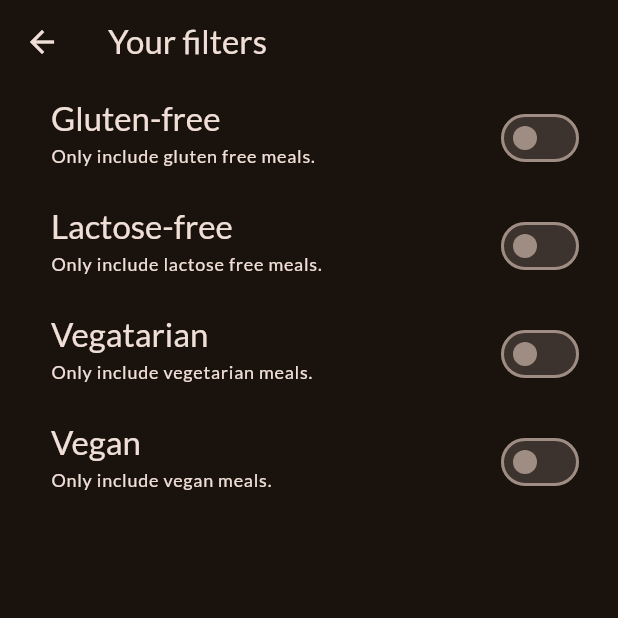
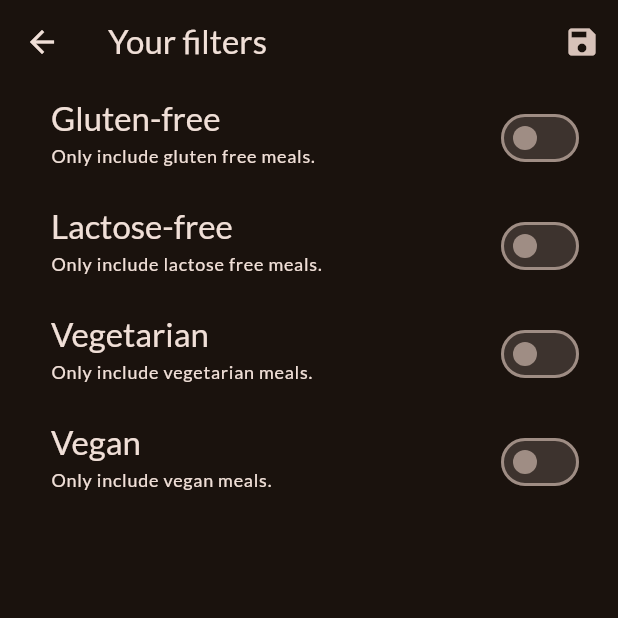
Before and after one commit to shefattonmoy/meals-app, a Flutter app: the FiltersScreen screen opened directly, on a phone screen of 412 x 824 dp, the top half of it. Run offline on Flutter 3.47's test engine with Material 3 defaults, Android fonts, the phone set to English and light mode, and no system bars; our stand-ins replace google_fonts, transparent_image.

Commit message:
some minor fixes done

```diff
--- a/lib/screens/filters.dart
+++ b/lib/screens/filters.dart
@@ -1,4 +1,6 @@
 import 'package:flutter/material.dart';
+
+enum Filter { glutenFree, lactoseFree, vegetarian, vegan }
 
 class FiltersScreen extends StatefulWidget {
   const FiltersScreen({super.key});
@@ -10,20 +12,42 @@ class FiltersScreen extends StatefulWidget {
 }
 
 class _FiltersScreenState extends State<FiltersScreen> {
-
   var _glutenFreeFilterState = false;
-
   var _lactoseFreeFilterState = false;
-
   var _vegetarianFilterState = false;
-
   var _veganFilterState = false;
 
   @override
   Widget build(BuildContext context) {
     return Scaffold(
-      appBar: AppBar(title: const Text('Your filters')),
-      body: Column(
+      appBar: AppBar(
+        title: const Text('Your filters'),
+        actions: [
+          IconButton(
+            icon: const Icon(Icons.save),
+            onPressed: () {
+              Navigator.of(context).pop({
+                Filter.glutenFree: _glutenFreeFilterState,
+                Filter.lactoseFree: _lactoseFreeFilterState,
+                Filter.vegetarian: _vegetarianFilterState,
+                Filter.vegan: _veganFilterState,
+              });
+            },
+          ),
+        ],
+      ),
+      body: PopScope(
+        onPopInvokedWithResult: (bool didPop, Object? result) {
+          if (didPop) {
+            Navigator.of(context).pop({
+              Filter.glutenFree: _glutenFreeFilterState,
+              Filter.lactoseFree: _lactoseFreeFilterState,
+              Filter.vegetarian: _vegetarianFilterState,
+              Filter.vegan: _veganFilterState,
+            });
+          }
+        },
+        child: Column(
           children: [
             SwitchListTile(
               value: _glutenFreeFilterState,
@@ -47,7 +71,6 @@ class _FiltersScreenState extends State<FiltersScreen> {
               activeThumbColor: Theme.of(context).colorScheme.tertiary,
               contentPadding: const EdgeInsets.only(left: 34, right: 22),
             ),
-
 
             SwitchListTile(
               value: _lactoseFreeFilterState,
@@ -80,7 +103,7 @@ class _FiltersScreenState extends State<FiltersScreen> {
                 });
               },
               title: Text(
-              'Vegatarian',
+                'Vegetarian',
                 style: Theme.of(context).textTheme.titleLarge!.copyWith(
                   color: Theme.of(context).colorScheme.onSurface,
                 ),
@@ -117,8 +140,8 @@ class _FiltersScreenState extends State<FiltersScreen> {
               activeThumbColor: Theme.of(context).colorScheme.tertiary,
               contentPadding: const EdgeInsets.only(left: 34, right: 22),
             ),
-
           ],
+        ),
       ),
     );
   }
```
Also changed, not shown: lib/widgets/main_drawer.dart (+10 -3 lines). Lines whose indentation alone changed are shown as unchanged.
